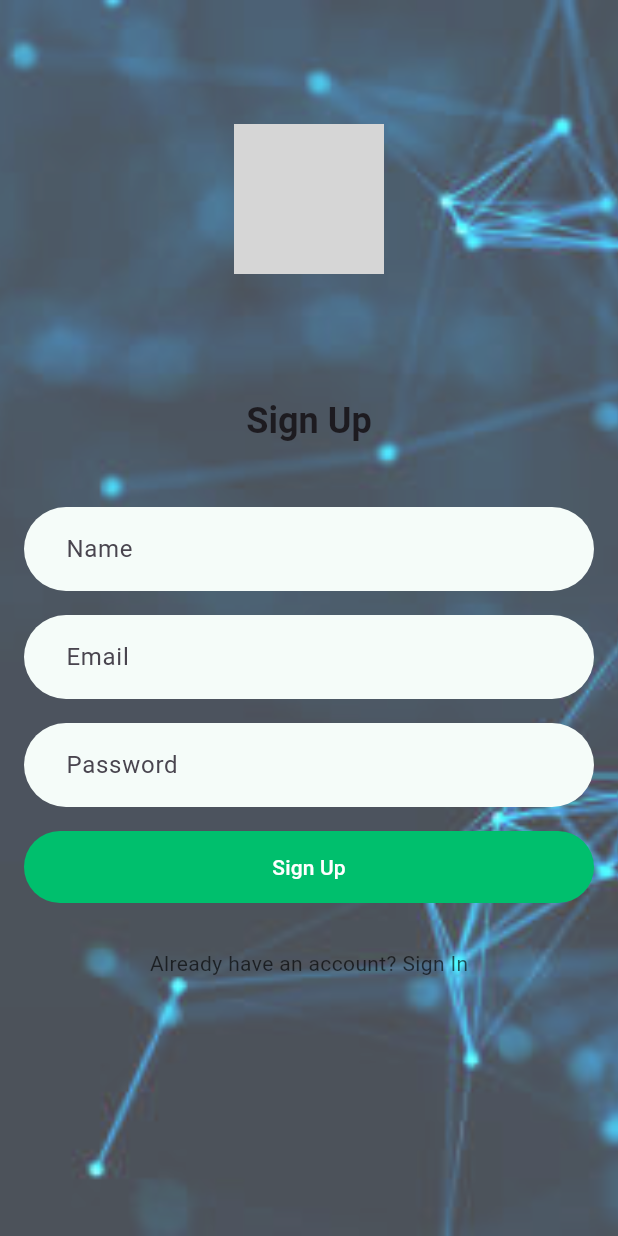
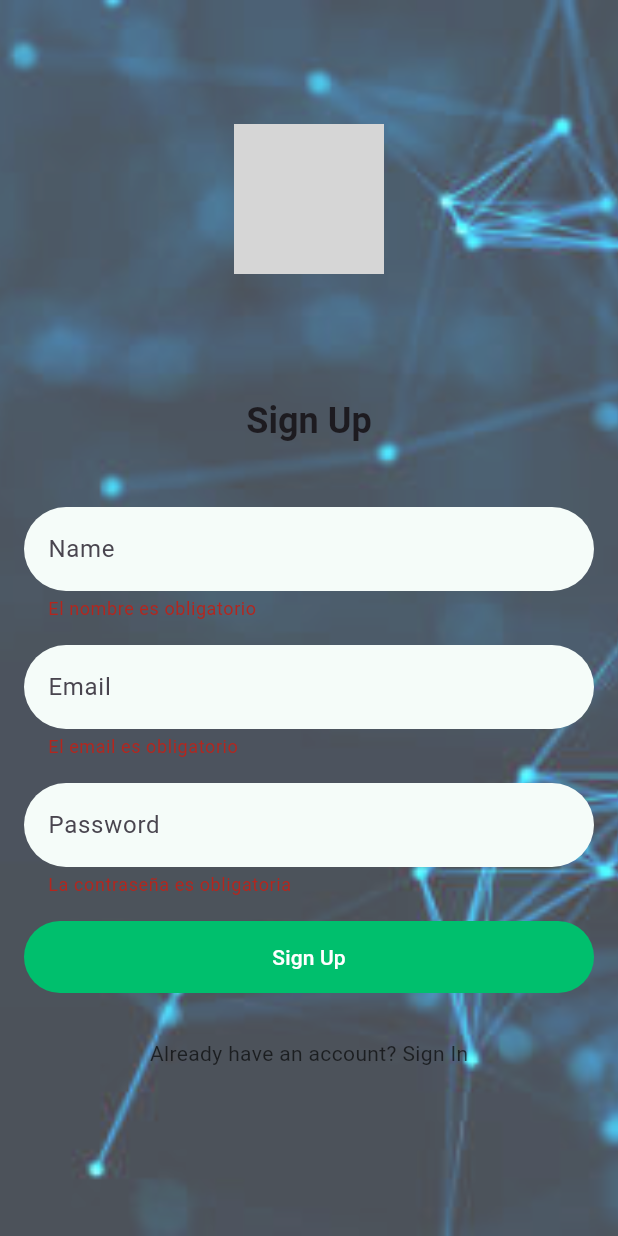
Before and after one commit to Kenneth1252/api-de-flutter-u, a Flutter app: the RegisterScreen screen opened directly, after a tap on "Sign Up", on a phone screen of 412 x 824 dp. Run offline on Flutter 3.47's test engine with Material 3 defaults, Android fonts, the phone set to English and light mode, and no system bars; our stand-ins replace flutter_svg, shared_preferences; accounts and stored records are empty; network calls fail; grey boxes are pictures that could not be loaded.

Commit message:
Cambio final

```diff
--- a/lib/controller/register_controller.dart
+++ b/lib/controller/register_controller.dart
@@ -1,9 +1,8 @@
-import 'package:flutter/material.dart';
 import 'package:http/http.dart' as http;
 import 'dart:convert';
 import 'package:shared_preferences/shared_preferences.dart';
 
-Future<int> register(String name, String email, String password) async {
+Future<String?> register(String name, String email, String password) async {
   const String baseUrl =
       'https://app-iv-ii-main-td0mcu.laravel.cloud/api/register';
 
@@ -11,26 +10,24 @@ Future<int> register(String name, String email, String password) async {
     'Accept': 'application/json',
     'Content-Type': 'application/json',
   };
-
   var url = Uri.parse(baseUrl);
   var body = json.encode({'name': name, 'email': email, 'password': password});
 
   var response = await http.Client().post(url, headers: headers, body: body);
 
   try {
+    var responseData = jsonDecode(response.body);
+
     if (response.statusCode == 200) {
-      var data = jsonDecode(response.body);
-
-      saveSharedPreferences(data['token_app']); // Guarda el token generado
-
-      return 201; // Indica éxito en el registro
+      saveSharedPreferences(responseData['token_app']);
+      return null; // Registro exitoso
+    } else if (response.statusCode == 422) {
+      return responseData['message']; // Mensaje de error del backend
     } else {
-      debugPrint("Error en registro: ${response.statusCode}");
-      return response.statusCode;
+      return 'Error inesperado (${response.statusCode})';
     }
   } catch (e) {
-    debugPrint("Failed: $e");
-    return 500; // Error interno
+    return 'Error en la conexión con el servidor';
   }
 }
 
--- a/lib/screens/auth/register_screen.dart
+++ b/lib/screens/auth/register_screen.dart
@@ -1,34 +1,39 @@
+import 'package:flutter/material.dart';
 import 'package:app_materias/controller/register_controller.dart';
 import 'package:app_materias/screens/auth/login_screen.dart';
-import 'package:flutter/material.dart';
 
-// ignore: must_be_immutable
-class RegisterScreen extends StatelessWidget {
+class RegisterScreen extends StatefulWidget {
+  RegisterScreen({super.key});
+
+  @override
+  State<RegisterScreen> createState() => _RegisterScreenState();
+}
+
+class _RegisterScreenState extends State<RegisterScreen> {
   final _formKey = GlobalKey<FormState>();
+
   TextEditingController nameController = TextEditingController();
+
   TextEditingController emailController = TextEditingController();
+
   TextEditingController passwordController = TextEditingController();
-
-  RegisterScreen({super.key});
 
   @override
   Widget build(BuildContext context) {
     return Scaffold(
       body: Stack(
         children: [
-          // 🔹 Imagen translúcida de fondo que cubre toda la pantalla
+          // 🔹 Fondo con imagen translúcida
           Positioned.fill(
             child: Opacity(
-              opacity: 0.7, // Ajusta la transparencia aquí
+              opacity: 0.7,
               child: Image.asset("assets/images/fondo.jpg", fit: BoxFit.cover),
             ),
           ),
           SafeArea(
             child: Container(
               width: double.infinity,
-              height:
-                  double
-                      .infinity, // 🔹 Garantiza que el fondo cubra toda la pantalla
+              height: double.infinity,
               child: SingleChildScrollView(
                 padding: const EdgeInsets.symmetric(horizontal: 16.0),
                 child: Column(
@@ -49,16 +54,22 @@ class RegisterScreen extends StatelessWidget {
                       key: _formKey,
                       child: Column(
                         children: [
+                          // 🔹 Validación del nombre
                           TextFormField(
                             controller: nameController,
-                            decoration: const InputDecoration(
+                            validator: (value) {
+                              if (value == null || value.isEmpty) {
+                                return 'El nombre es obligatorio';
+                              }
+                              if (value.length < 3) {
+                                return 'Debe tener al menos 3 caracteres';
+                              }
+                              return null;
+                            },
+                            decoration: InputDecoration(
                               hintText: 'Name',
                               filled: true,
                               fillColor: Color(0xFFF5FCF9),
-                              contentPadding: EdgeInsets.symmetric(
-                                horizontal: 24.0,
-                                vertical: 16.0,
-                              ),
                               border: OutlineInputBorder(
                                 borderSide: BorderSide.none,
                                 borderRadius: BorderRadius.all(
@@ -68,17 +79,26 @@ class RegisterScreen extends StatelessWidget {
                             ),
                           ),
                           const SizedBox(height: 16.0),
+
+                          // 🔹 Validación del email
                           TextFormField(
                             controller: emailController,
                             keyboardType: TextInputType.emailAddress,
-                            decoration: const InputDecoration(
+                            validator: (value) {
+                              if (value == null || value.isEmpty) {
+                                return 'El email es obligatorio';
+                              }
+                              if (!RegExp(
+                                r'^[^@]+@[^@]+\.[a-zA-Z]{2,}$',
+                              ).hasMatch(value)) {
+                                return 'Ingrese un email válido';
+                              }
+                              return null;
+                            },
+                            decoration: InputDecoration(
                               hintText: 'Email',
                               filled: true,
                               fillColor: Color(0xFFF5FCF9),
-                              contentPadding: EdgeInsets.symmetric(
-                                horizontal: 24.0,
-                                vertical: 16.0,
-                              ),
                               border: OutlineInputBorder(
                                 borderSide: BorderSide.none,
                                 borderRadius: BorderRadius.all(
@@ -88,17 +108,24 @@ class RegisterScreen extends StatelessWidget {
                             ),
                           ),
                           const SizedBox(height: 16.0),
+
+                          // 🔹 Validación de la contraseña
                           TextFormField(
                             controller: passwordController,
                             obscureText: true,
-                            decoration: const InputDecoration(
+                            validator: (value) {
+                              if (value == null || value.isEmpty) {
+                                return 'La contraseña es obligatoria';
+                              }
+                              if (value.length < 6) {
+                                return 'Debe tener al menos 6 caracteres';
+                              }
+                              return null;
+                            },
+                            decoration: InputDecoration(
                               hintText: 'Password',
                               filled: true,
                               fillColor: Color(0xFFF5FCF9),
-                              contentPadding: EdgeInsets.symmetric(
-                                horizontal: 24.0,
-                                vertical: 16.0,
-                              ),
                               border: OutlineInputBorder(
                                 borderSide: BorderSide.none,
                                 borderRadius: BorderRadius.all(
@@ -108,26 +135,26 @@ class RegisterScreen extends StatelessWidget {
                             ),
                           ),
                           const SizedBox(height: 16.0),
+
+                          // 🔹 Botón de registro con manejo de errores y navegación correcta
                           ElevatedButton(
                             onPressed: () async {
                               if (_formKey.currentState!.validate()) {
                                 _formKey.currentState!.save();
-
-                                var response = await register(
+                                var errorMessage = await register(
                                   nameController.text,
                                   emailController.text,
                                   passwordController.text,
                                 );
 
-                                if (response == 201) {
+                                if (errorMessage == null) {
                                   ScaffoldMessenger.of(context).showSnackBar(
                                     const SnackBar(
-                                      content: Text(
-                                        "Registro exitoso. Ahora inicia sesión.",
-                                      ),
+                                      content: Text("Registro exitoso."),
                                       duration: Duration(seconds: 2),
                                     ),
                                   );
+
                                   Future.delayed(
                                     const Duration(seconds: 2),
                                     () {
@@ -138,6 +165,10 @@ class RegisterScreen extends StatelessWidget {
                                         ),
                                       );
                                     },
+                                  );
+                                } else {
+                                  ScaffoldMessenger.of(context).showSnackBar(
+                                    SnackBar(content: Text(errorMessage)),
                                   );
                                 }
                               }
@@ -152,6 +183,7 @@ class RegisterScreen extends StatelessWidget {
                             child: const Text("Sign Up"),
                           ),
                           const SizedBox(height: 16.0),
+
                           TextButton(
                             onPressed: () {
                               Navigator.pop(context);
```
Also changed, not shown: lib/controller/edit_controller.dart (added, +59 -0 lines), lib/controller/logout_controller.dart (added, +27 -0 lines), lib/screens/auth/login_screen.dart (+43 -26 lines), lib/screens/auth/profile_screen.dart (+73 -27 lines), lib/screens/home.dart (+22 -5 lines).
